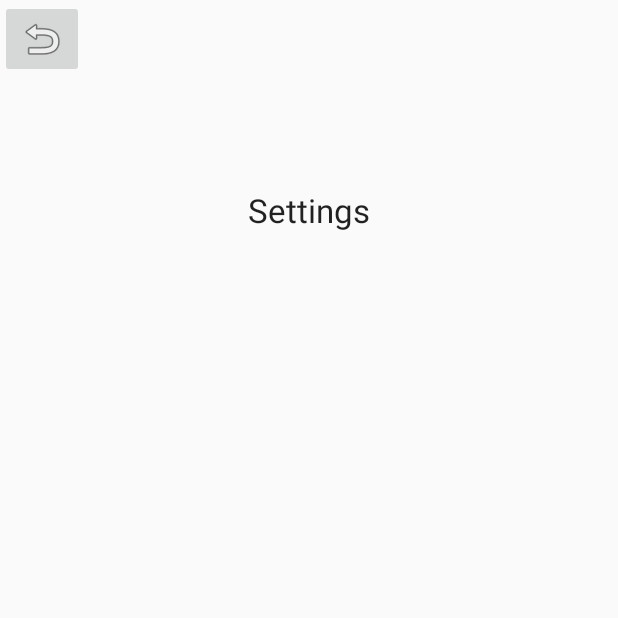
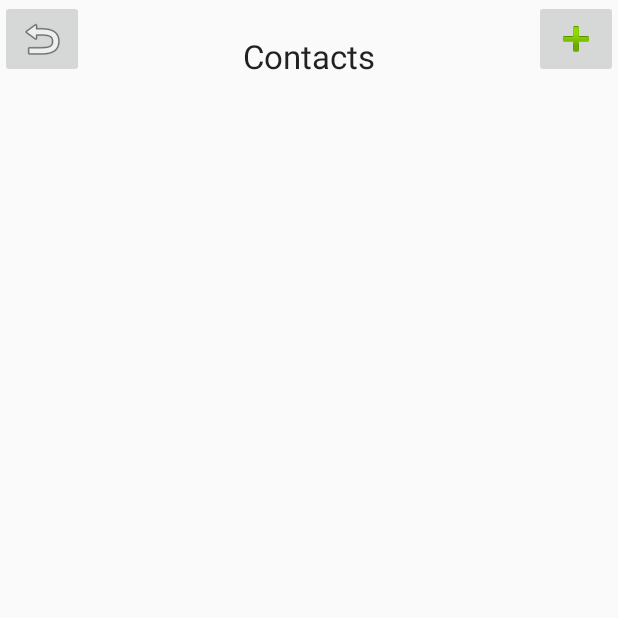
Before and after one commit to abr01/AMBER, an Android app: the SettingsActivity screen opened directly, with no data from a screen before it, on a phone screen of 412 x 824 dp, the top half of it. Run offline under Robolectric (Android 15) with nearby library versions, the phone set to English and light mode, and no system bars.

Commit message:
Setup Database Connection and now have the capability to add contacts

```diff
--- /dev/null
+++ b/app/src/main/java/com/uoflsoftwareengineering/softwareteamproject/ContactsDBHandler.java
@@ -0,0 +1,93 @@
+package com.uoflsoftwareengineering.softwareteamproject;
+
+import android.database.sqlite.SQLiteDatabase;
+import android.database.sqlite.SQLiteOpenHelper;
+import android.database.Cursor;
+import android.content.Context;
+import android.content.ContentValues;
+
+import com.uoflsoftwareengineering.softwareteamproject.Contacts;
+
+/**
+ * Created by Tylor on 9/30/2016.
+ */
+public class ContactsDBHandler extends SQLiteOpenHelper {
+
+
+    public static final int DATABASE_VERSION = 1;
+    public static final String DATABASE_NAME = "Contacts.db";
+    public static final String TABLE_CONTACTS = "Contacts";
+    public static final String COLUMN_ID = "_ID";
+    public static final String COLUMN_CONTACTNAME = "_Name";
+    public static final String COLUMN_CONTACTPHONENUMBER = "_PhoneNumber";
+
+
+    public ContactsDBHandler(Context context, String name, SQLiteDatabase.CursorFactory factory, int version) {
+        super(context, DATABASE_NAME, factory, DATABASE_VERSION);
+    }
+
+    @Override
+    public void onCreate(SQLiteDatabase db) {
+
+        String query = "CREATE TABLE " + TABLE_CONTACTS +
+                "("
+                + COLUMN_ID + " INTEGER PRIMARY KEY AUTOINCREMENT, "
+                + COLUMN_CONTACTNAME + " TEXT, "
+                + COLUMN_CONTACTPHONENUMBER + " TEXT "
+                +
+                ");";
+
+        db.execSQL(query);
+    }
+
+    @Override
+    public void onUpgrade(SQLiteDatabase db, int oldVersion, int newVersion) {
+
+        db.execSQL("DROP TABLE IF EXISTS " + TABLE_CONTACTS);
+        onCreate(db);
+    }
+
+    //Add new row to the database
+    public void addContact(Contacts contact){
+        ContentValues values = new ContentValues();
+        values.put(COLUMN_CONTACTNAME, contact.get_ContactName());
+        values.put(COLUMN_CONTACTPHONENUMBER, contact.get_ContactPhoneNumber());
+
+        SQLiteDatabase db = getWritableDatabase();
+        db.insert(TABLE_CONTACTS, null, values);
+        db.close();
+    }
+
+    //Delete a product from the database
+    public void deleteProduct(String productName)
+    {
+        SQLiteDatabase db = getWritableDatabase();
+        db.execSQL("DELETE FROM product where _Name = 'eric'");
+    }
+
+    //Print out the table as a string
+    public String databaseToString(){
+        String dbString = "";
+        SQLiteDatabase db = getWritableDatabase();
+        String query = "SELECT * FROM " + TABLE_CONTACTS + ";";
+
+        //Cursor points to a location in your results
+        Cursor contactCursor= db.rawQuery(query, null);
+        //Move to the first row in your results
+        contactCursor.moveToFirst();
+
+        //Position after the last row means the end of the results
+        while (!contactCursor.isAfterLast()) {
+            // null could happen if we used our empty constructor
+            if (contactCursor.getString(contactCursor.getColumnIndex("_Name")) != null) {
+                dbString += contactCursor.getString(contactCursor.getColumnIndex("_Name"));
+                dbString += " ";
+                dbString += contactCursor.getString(contactCursor.getColumnIndex("_PhoneNumber"));
+                dbString += "\n";
+            }
+            contactCursor.moveToNext();
+        }
+        db.close();
+        return dbString;
+    }
+}
--- a/app/src/main/java/com/uoflsoftwareengineering/softwareteamproject/MainActivity.java
+++ b/app/src/main/java/com/uoflsoftwareengineering/softwareteamproject/MainActivity.java
@@ -53,6 +53,7 @@ public class MainActivity extends Activity
             }
         });
     }
+
 
     private void sendSMS(String phoneNumber, String message)
     {
--- a/app/src/main/java/com/uoflsoftwareengineering/softwareteamproject/SettingsActivity.java
+++ b/app/src/main/java/com/uoflsoftwareengineering/softwareteamproject/SettingsActivity.java
@@ -2,16 +2,33 @@ package com.uoflsoftwareengineering.softwareteamproject;
 
 
 import android.app.Activity;
+import android.app.AlertDialog;
+import android.content.Context;
+import android.content.DialogInterface;
 import android.content.Intent;
 import android.os.Bundle;
+import android.view.LayoutInflater;
 import android.view.View;
+import android.widget.EditText;
 import android.widget.ImageButton;
+import android.widget.TextView;
+
 
 
 /**
  * Created by Tylor on 9/18/2016.
  */
-public class SettingsActivity extends Activity implements View.OnClickListener {
+public class SettingsActivity extends Activity {
+
+    private final Context context = this;
+    private TextView txtContactList;
+    private ContactsDBHandler dbHandler;
+    private EditText ContactName;
+    private EditText ContactPhoneNumber;
+    private String Name;
+    private String Number;
+    private Contacts contact;
+
 
     @Override
     protected void onCreate(Bundle savedInstanceState) {
@@ -19,13 +36,73 @@ public class SettingsActivity extends Activity implements View.OnClickListener {
         setContentView(R.layout.activity_settings);
 
         ImageButton btnSettings = (ImageButton) findViewById(R.id.imgBtnBack);
-        btnSettings.setOnClickListener(this);
+        ImageButton btnAddContact = (ImageButton) findViewById(R.id.imgBtnAddContact);
+
+
+
+        dbHandler = new ContactsDBHandler(this,null,null,1);
+        printDatabase();
+
+        btnSettings.setOnClickListener(new View.OnClickListener(){
+
+            @Override
+            public void onClick(View v) {
+                Intent i = new Intent(SettingsActivity.this,MainActivity.class);
+                startActivity(i);
+            }
+        });
+
+        btnAddContact.setOnClickListener(new View.OnClickListener() {
+            @Override
+            public void onClick(View v) {
+
+                LayoutInflater li;
+                View addContactsView;
+                AlertDialog.Builder alertDialogBuilder = new AlertDialog.Builder(context);
+
+                li = LayoutInflater.from(context);
+                addContactsView = li.inflate(R.layout.activity_addcontact, null);
+                alertDialogBuilder.setView(addContactsView);
+                final EditText txtContactName = (EditText) addContactsView.findViewById(R.id.contactAddName);
+                final EditText txtContactPhoneNumber = (EditText) addContactsView.findViewById(R.id.contactAddPhoneNumber);
+
+                alertDialogBuilder
+                        .setCancelable(false)
+                        .setPositiveButton("Add Contact",
+                                new DialogInterface.OnClickListener(){
+
+                                    public void onClick(DialogInterface dialog,int id) {
+
+                                        //ContactName = (EditText) findViewById(R.id.contactAddName);
+                                        //ContactPhoneNumber = (EditText) findViewById(R.id.contactAddPhoneNumber);
+                                        Name = txtContactName.getText().toString();
+                                        Number = txtContactPhoneNumber.getText().toString();
+                                        contact = new Contacts(Name,Number);
+                                        dbHandler.addContact(contact);
+                                        printDatabase();
+
+                                    }
+
+                                })
+                        .setNegativeButton("Cancel",
+                                new DialogInterface.OnClickListener(){
+                                    public void onClick(DialogInterface dialog,int id) {
+                                        dialog.cancel();
+                                    }
+                                });
+
+                AlertDialog alertDialog = alertDialogBuilder.create();
+                alertDialog.show();
+            }
+        });
+    }
+
+    //Prints Database as a String
+    public void printDatabase(){
+        txtContactList = (TextView) findViewById(R.id.txtContactList);
+        String dbString = dbHandler.databaseToString();
+        txtContactList.setText(dbString);
 
     }
 
-    @Override
-    public void onClick(View v) {
-        Intent i = new Intent(SettingsActivity.this,MainActivity.class);
-        startActivity(i);
-    }
 }
--- a/app/src/main/res/layout/activity_settings.xml
+++ b/app/src/main/res/layout/activity_settings.xml
@@ -6,11 +6,10 @@
         android:layout_width="wrap_content"
         android:layout_height="wrap_content"
         android:textAppearance="?android:attr/textAppearanceLarge"
-        android:text="@string/txtSettings"
-        android:id="@+id/txtSettings"
-        android:layout_alignParentTop="true"
-        android:layout_centerHorizontal="true"
-        android:layout_marginTop="125dp" />
+        android:text="@string/txtContactTitle"
+        android:id="@+id/txtContactTitle"
+        android:layout_alignBottom="@+id/imgBtnAddContact"
+        android:layout_centerHorizontal="true" />
 
     <ImageButton
         android:layout_width="wrap_content"
@@ -19,5 +18,28 @@
         android:layout_alignParentTop="true"
         android:layout_alignParentLeft="true"
         android:layout_alignParentStart="true"
-        android:src="@android:drawable/ic_menu_revert" />
+        android:src="@android:drawable/ic_menu_revert"
+        android:contentDescription="@string/btnBackDescrtiption" />
+
+    <ImageButton
+        android:layout_width="wrap_content"
+        android:layout_height="wrap_content"
+        android:id="@+id/imgBtnAddContact"
+        android:layout_alignBottom="@+id/imgBtnBack"
+        android:layout_alignParentRight="true"
+        android:layout_alignParentEnd="true"
+        android:layout_alignParentTop="true"
+        android:src="@android:drawable/ic_input_add"
+        android:contentDescription="@string/txtAddContactDescription"
+        android:focusableInTouchMode="false" />
+
+    <TextView
+        android:layout_width="wrap_content"
+        android:layout_height="wrap_content"
+        android:textAppearance="?android:attr/textAppearanceLarge"
+        android:id="@+id/txtContactList"
+        android:layout_below="@+id/txtContactTitle"
+        android:layout_centerHorizontal="true"
+        android:layout_marginTop="37dp" />
+
 </RelativeLayout>
--- a/app/src/main/res/values/strings.xml
+++ b/app/src/main/res/values/strings.xml
@@ -1,4 +1,12 @@
 <resources>
     <string name="app_name">SoftwareTeamProject</string>
-    <string name="txtSettings">Settings</string>
+
+    <string name="btEmergency">Emergency</string>
+    <string name="viewemergencycontacts">ViewEmergencyContacts</string>
+    <string name="mainTitle">Amber</string>
+    <string name="btnBackDescrtiption">Back Button</string>
+    <string name="btnAddContactDescription">Add Contact</string>
+    <string name="txtContactTitle">Contacts</string>
+    <string name="txtAddContactDescription">Add Contact</string>
+    <string name="contactAddName">Name</string>
 </resources>
```
Also changed, not shown: app/src/main/java/com/uoflsoftwareengineering/softwareteamproject/Contacts.java (added, +42 -0 lines), app/src/main/res/drawable/emergencybutton_rounded_corners.xml (added, +11 -0 lines), app/src/main/res/layout/activity_addcontact.xml (added, +22 -0 lines), app/src/main/res/layout/activity_main.xml (+36 -10 lines), app/src/main/ic_launcher-web.png (added), app/src/main/res/mipmap-hdpi/ic_launcher.png, app/src/main/res/mipmap-mdpi/ic_launcher.png, app/src/main/res/mipmap-xhdpi/ic_launcher.png, app/src/main/res/mipmap-xxhdpi/ic_launcher.png, app/src/main/res/mipmap-xxxhdpi/ic_launcher.png.
